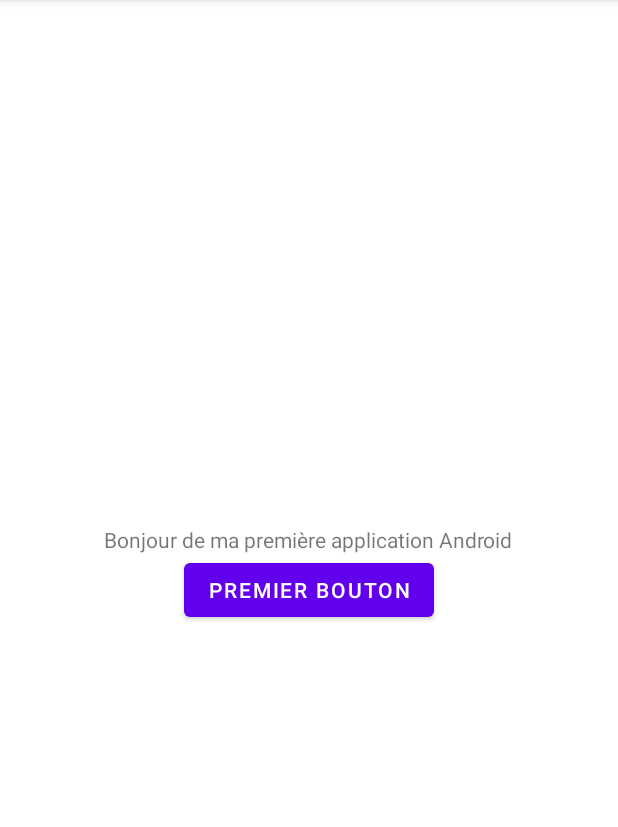
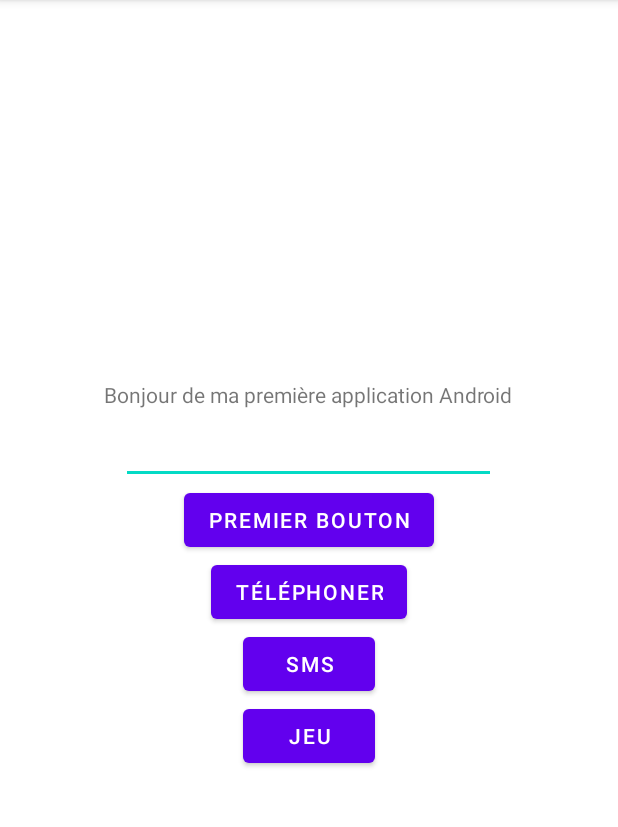
Before and after one commit to yannickcharron/4C6.H22.102, an Android app: the screen it shows after launch (MainActivity), on a phone screen of 412 x 824 dp, the part 84-911 px from its top. Run offline under Robolectric (Android 15) with nearby library versions, the phone set to English and light mode, and no system bars.

Commit message:
Fin du cours 3 février 2022

```diff
--- a/S01PremiereApplication/app/src/main/AndroidManifest.xml
+++ b/S01PremiereApplication/app/src/main/AndroidManifest.xml
@@ -18,6 +18,11 @@
                 <category android:name="android.intent.category.LAUNCHER" />
             </intent-filter>
         </activity>
+        <activity
+            android:name=".SecondActivity"
+            android:exported="false">
+        </activity>
+
     </application>
 
 </manifest>
--- a/S01PremiereApplication/app/src/main/java/ca/qc/cstj/s01premiereapplication/MainActivity.kt
+++ b/S01PremiereApplication/app/src/main/java/ca/qc/cstj/s01premiereapplication/MainActivity.kt
@@ -1,8 +1,11 @@
 package ca.qc.cstj.s01premiereapplication
 
+import android.content.Intent
+import android.net.Uri
 import androidx.appcompat.app.AppCompatActivity
 import android.os.Bundle
 import android.widget.Button
+import android.widget.EditText
 import android.widget.Toast
 
 class MainActivity : AppCompatActivity() {
@@ -10,13 +13,34 @@ class MainActivity : AppCompatActivity() {
         super.onCreate(savedInstanceState)
         setContentView(R.layout.activity_main)
 
+        // Équivalent de document.getElementById
         val btnPremier = findViewById<Button>(R.id.btnPremier)
+        val btnTelephone = findViewById<Button>(R.id.btnTelephone)
+        val btnSMS =  findViewById<Button>(R.id.btnSMS)
+        val btnJeu = findViewById<Button>(R.id.btnJeu)
+        val edtName = findViewById<EditText>(R.id.edtName)
 
+        btnJeu.setOnClickListener {
+            val jeuIntent = SecondActivity.newIntent(this, edtName.text.toString())
+            startActivity(jeuIntent)
+        }
+
+        btnSMS.setOnClickListener {
+            val smsIntent = Intent(Intent.ACTION_VIEW, Uri.parse("smsto:450-436-1580"))
+            smsIntent.putExtra("sms_body", "Bonjour de ${edtName.text}" )
+            startActivity(smsIntent)
+        }
 
         btnPremier.setOnClickListener {
             Toast.makeText(this, "Bonjour", Toast.LENGTH_LONG).show()
         }
 
+        btnTelephone.setOnClickListener {
+            val phoneIntent = Intent(Intent.ACTION_DIAL, Uri.parse("tel:450-436-1580"))
+            startActivity(phoneIntent)
+        }
+
+
     }
 
 
--- a/S01PremiereApplication/app/src/main/res/layout/activity_main.xml
+++ b/S01PremiereApplication/app/src/main/res/layout/activity_main.xml
@@ -17,10 +17,37 @@
         app:layout_constraintRight_toRightOf="parent"
         app:layout_constraintTop_toTopOf="parent" />
 
+    <EditText
+        android:id="@+id/edtName"
+        android:layout_width="250dp"
+        android:layout_height="50dp"
+        android:inputType="text" />
+
     <Button
         android:id="@+id/btnPremier"
         android:layout_width="wrap_content"
         android:layout_height="wrap_content"
         android:text="Premier bouton" />
 
+    <Button
+        android:id="@+id/btnTelephone"
+        android:layout_width="wrap_content"
+        android:layout_height="wrap_content"
+        android:text="@string/btnTelephoner" />
+
+    <Button
+        android:id="@+id/btnSMS"
+        android:layout_width="wrap_content"
+        android:layout_height="wrap_content"
+        android:text="@string/sms" />
+
+    <Button
+        android:id="@+id/btnJeu"
+        android:layout_width="wrap_content"
+        android:layout_height="wrap_content"
+        android:text="@string/jeu" />
+
+
+
+
 </LinearLayout>
--- a/S01PremiereApplication/app/src/main/res/values/strings.xml
+++ b/S01PremiereApplication/app/src/main/res/values/strings.xml
@@ -1,4 +1,13 @@
 <resources>
     <string name="app_name">S01 Premiere Application</string>
     <string name="msgHello">Bonjour de ma première application Android</string>
+    <string name="btnTelephoner">Téléphoner</string>
+    <string name="sms">SMS</string>
+    <string name="deviner_le_nombre">Bonjour %s, devinez le nombre</string>
+    <string name="verifier">Vérifier</string>
+    <string name="jeu">Jeu</string>
+    <string name="msgWinner">Bravo</string>
+    <string name="msgLess">Le nombre recherché est plus petit</string>
+    <string name="msgHigh">Le nombre recherché est plus grand</string>
+
 </resources>
```
Also changed, not shown: S01PremiereApplication/app/src/main/java/ca/qc/cstj/s01premiereapplication/SecondActivity.kt (added, +56 -0 lines), S01PremiereApplication/app/src/main/res/layout/activity_second.xml (added, +32 -0 lines).
